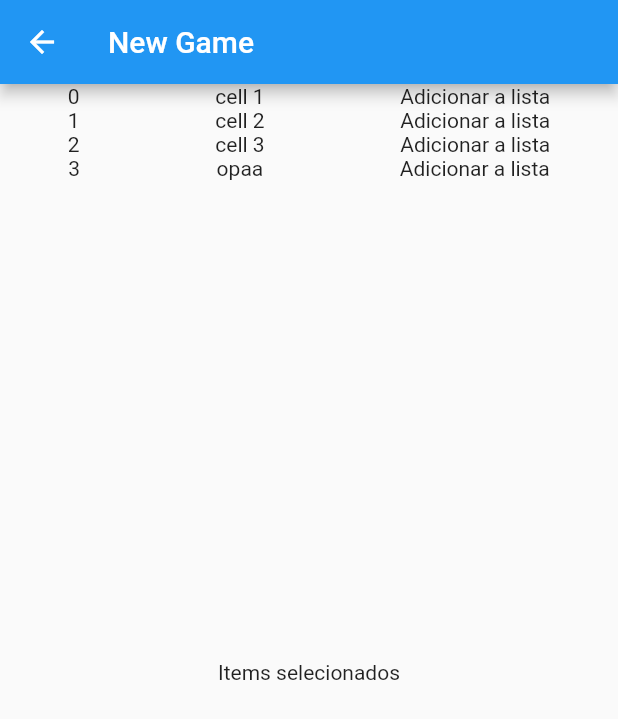
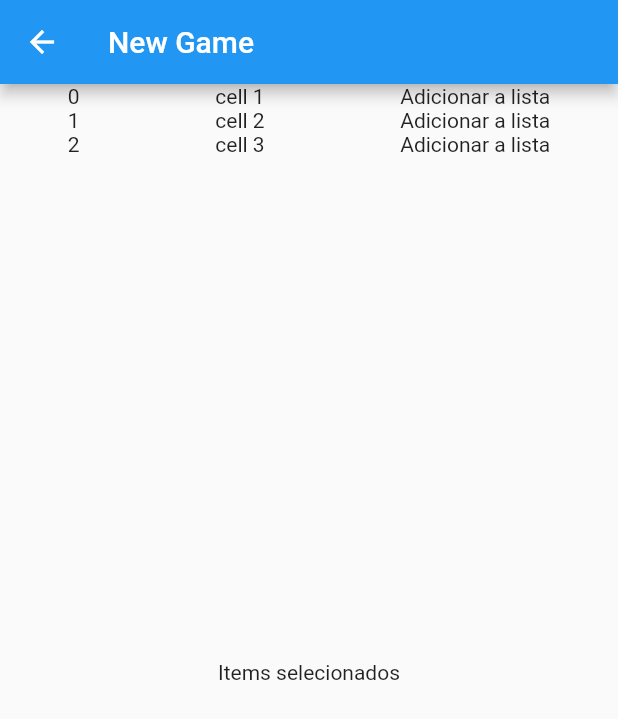
Before and after one commit to Novatics/nasa, a Flutter app: the NewGame screen opened directly, on a phone screen of 412 x 824 dp. Shown: the top 719 px of the screen. Run offline on Flutter 3.47's test engine with Material 2 defaults, Android fonts, the phone set to English and light mode, and no system bars.

Commit message:
remove trash

```diff
--- a/lib/pages/NewGame.dart
+++ b/lib/pages/NewGame.dart
@@ -1,7 +1,7 @@
 import 'package:flutter/cupertino.dart';
 import 'package:flutter/material.dart';
 
-var _cells = ['cell 1', 'cell 2', 'cell 3', 'opaa'];
+var _cells = ['cell 1', 'cell 2', 'cell 3'];
 
 List<String> _selects = [];
 
```
